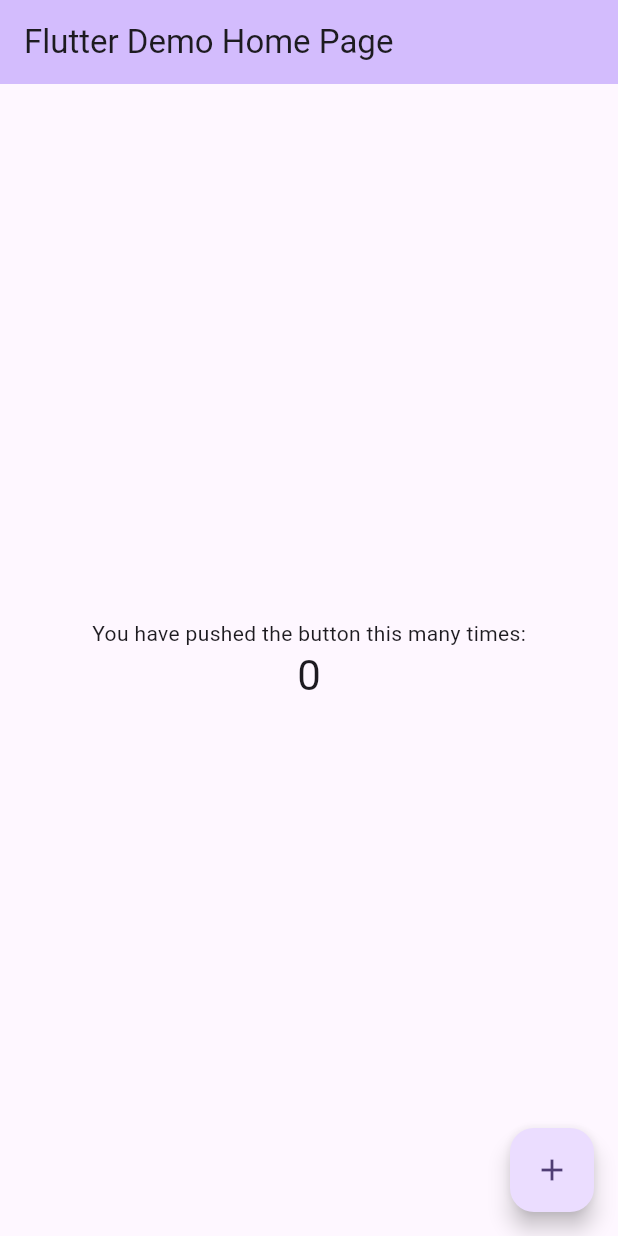
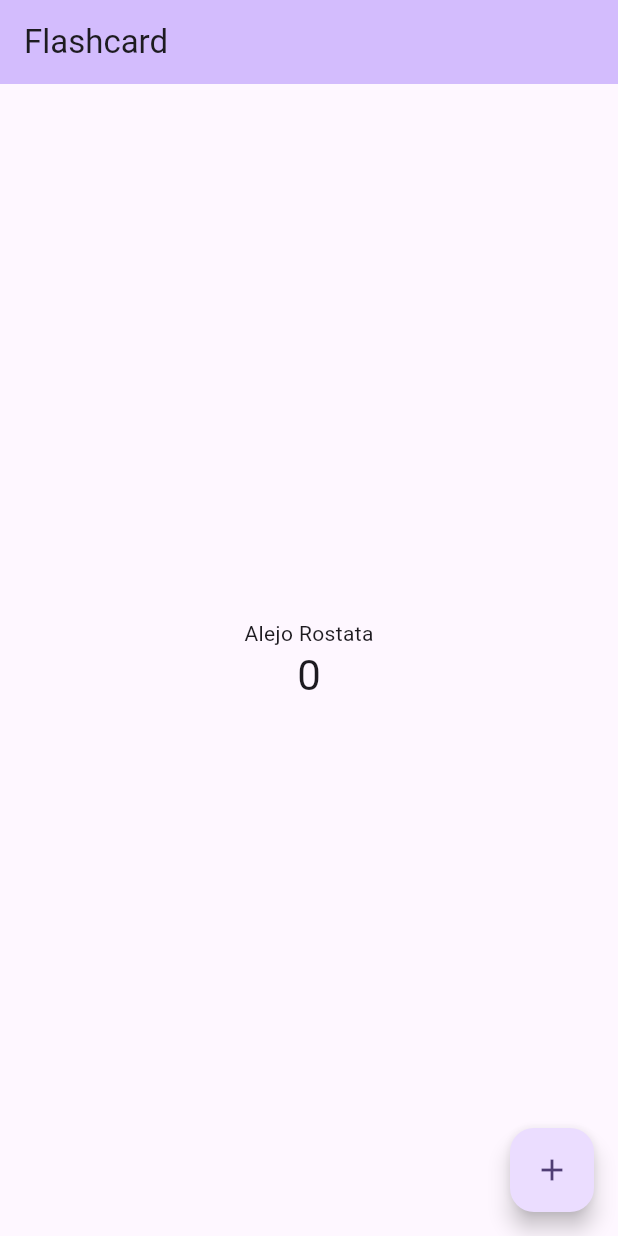
Before and after one commit to poralcode/flashcard, a Flutter app: the screen it shows after launch, on a phone screen of 412 x 824 dp. Run offline on Flutter 3.47's test engine with Material 2 defaults, Android fonts, the phone set to English and light mode, and no system bars.

Commit message:
Project updated

```diff
--- a/lib/main.dart
+++ b/lib/main.dart
@@ -11,7 +11,7 @@
   @override
   Widget build(BuildContext context) {
     return MaterialApp(
-      title: 'Flutter Demo',
+      title: 'Flashcard',
       theme: ThemeData(
         // This is the theme of your application.
         //
@@ -31,7 +31,7 @@
         colorScheme: ColorScheme.fromSeed(seedColor: Colors.deepPurple),
         useMaterial3: true,
       ),
-      home: const MyHomePage(title: 'Flutter Demo Home Page'),
+      home: const MyHomePage(title: 'Flashcard'),
     );
   }
 }
@@ -106,7 +106,7 @@
           mainAxisAlignment: MainAxisAlignment.center,
           children: <Widget>[
             const Text(
-              'You have pushed the button this many times:',
+              'Alejo Rostata',
             ),
             Text(
               '$_counter',
--- a/pubspec.yaml
+++ b/pubspec.yaml
@@ -1,4 +1,4 @@
-name: flashcard
+name: Flashcard
 description: A new Flutter project.
 # The following line prevents the package from being accidentally published to
 # pub.dev using `flutter pub publish`. This is preferred for private packages.
```
